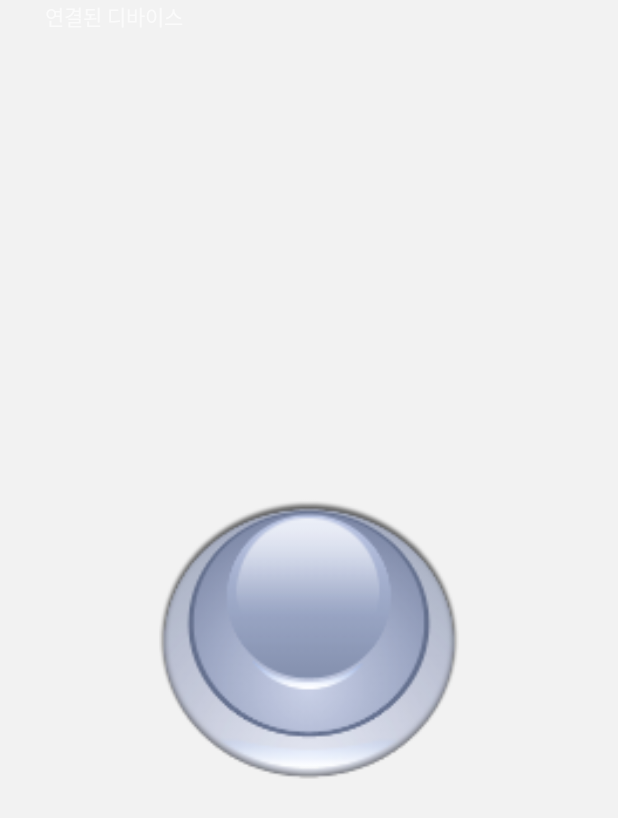
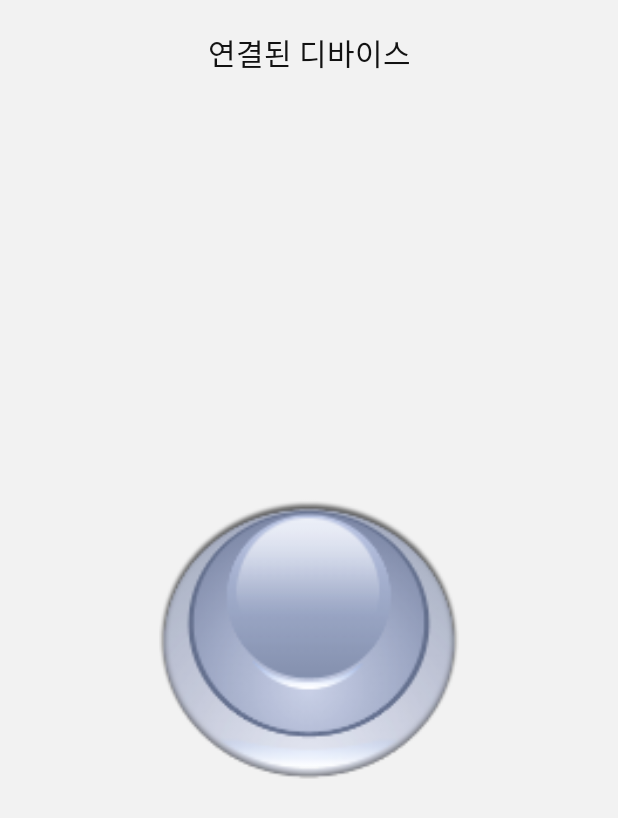
Before and after one commit to kjo6152/JmodBt1, an Android app: the MainActivity screen opened directly, with no data from a screen before it, on a phone screen of 412 x 824 dp. Shown: the top 818 px of the screen. Run offline under Robolectric (Android 15) with nearby library versions, the phone set to English and light mode, and no system bars; 1 statement that could not run was skipped.

Commit message:
예외처리 추가

```diff
--- a/Android/app/src/main/java/kr/ac/uos/jmodbt1/android/ApplicationContext.java
+++ b/Android/app/src/main/java/kr/ac/uos/jmodbt1/android/ApplicationContext.java
@@ -24,6 +24,8 @@ public class ApplicationContext extends Application {
     public void onTerminate() {
         super.onTerminate();
 
+        mBluetoothManager.tearDown();
+
         Log.i(tag,"onTerminate");
     }
 
--- /dev/null
+++ b/Android/app/src/main/java/kr/ac/uos/jmodbt1/android/BackPressCloseHandler.java
@@ -0,0 +1,42 @@
+package kr.ac.uos.jmodbt1.android;
+
+import android.app.Activity;
+import android.view.Gravity;
+import android.widget.TextView;
+import android.widget.Toast;
+
+/**
+ * Created by jiwon on 2015-12-17.
+ */
+public class BackPressCloseHandler {
+    private long backKeyPressedTime = 0;
+    private Toast toast;
+
+    private Activity activity;
+
+    public BackPressCloseHandler(Activity context) {
+        this.activity = context;
+    }
+
+    public void onBackPressed() {
+        if (System.currentTimeMillis() > backKeyPressedTime + 2000) {
+            backKeyPressedTime = System.currentTimeMillis();
+            showGuide();
+            return;
+        }
+        if (System.currentTimeMillis() <= backKeyPressedTime + 2000) {
+            BluetoothManager mBluetoothManager = ((ApplicationContext)activity.getApplication()).getBluetoothManager();
+            mBluetoothManager.tearDown();
+            activity.finish();
+            toast.cancel();
+        }
+    }
+
+    public void showGuide() {
+        toast = Toast.makeText(activity,
+                "\'뒤로\'버튼을 한번 더 누르시면\r\n연결을 종료합니다.", Toast.LENGTH_SHORT);
+        TextView v = (TextView) toast.getView().findViewById(android.R.id.message);
+        if( v != null) v.setGravity(Gravity.CENTER);
+        toast.show();
+    }
+}
--- a/Android/app/src/main/java/kr/ac/uos/jmodbt1/android/MainActivity.java
+++ b/Android/app/src/main/java/kr/ac/uos/jmodbt1/android/MainActivity.java
@@ -1,34 +1,89 @@
 package kr.ac.uos.jmodbt1.android;
 
 import android.app.Activity;
+import android.bluetooth.BluetoothDevice;
+import android.content.Intent;
 import android.os.Bundle;
 import android.util.Log;
+import android.view.KeyEvent;
 import android.view.View;
 import android.widget.ImageButton;
+import android.widget.ImageView;
+import android.widget.TextView;
+import android.widget.Toast;
 
 
 public class MainActivity extends Activity implements View.OnClickListener {
     private static final String tag = MainActivity.class.getName();
 
-    BluetoothManager bluetoothManager;
+    BluetoothManager mBluetoothManager;
+    ImageView status;
+    ImageView refresh;
+    TextView deviceName;
 
     @Override
     protected void onCreate(Bundle savedInstanceState) {
         super.onCreate(savedInstanceState);
         setContentView(R.layout.activity_main);
 
-        bluetoothManager = ((ApplicationContext)getApplication()).getBluetoothManager();
+        mBluetoothManager = ((ApplicationContext)getApplication()).getBluetoothManager();
+        ((ImageButton) findViewById(R.id.main_led_button)).setOnClickListener(this);
 
-        ((ImageButton) findViewById(R.id.led_button)).setOnClickListener(this);
+        status = ((ImageView) findViewById(R.id.main_status));
+        refresh = ((ImageView) findViewById(R.id.main_refresh));
+        deviceName = ((TextView) findViewById(R.id.main_device_name));
 
+        refresh.setOnClickListener(this);
+        backPressCloseHandler = new BackPressCloseHandler(this);
     }
+
+    @Override
+    protected void onResume() {
+        super.onResume();
+
+        deviceName.setText(mBluetoothManager.getSelectedDevice().getName());
+        mBluetoothManager.setCallback(callback);
+    }
+
+    @Override
+    protected void onPause() {
+        super.onPause();
+
+        mBluetoothManager.removetCallback();
+    }
+
+    private BackPressCloseHandler backPressCloseHandler;
+
+    @Override
+    public void onBackPressed() {
+        backPressCloseHandler.onBackPressed();
+    }
+
+
+    BluetoothManager.BluetoothCallback callback = new BluetoothManager.BluetoothCallback(){
+        @Override
+        public void connect(BluetoothDevice device, boolean ret) {
+            Log.i(tag, "connect");
+            //if(bluetoothManager.isEanbled())status.setImageAlpha(0);
+        }
+
+        @Override
+        public void disconnect(BluetoothDevice device) {
+            Log.i(tag, "disconnect");
+            //if(bluetoothManager.isEanbled())status.setImageAlpha(0);
+        }
+    };
 
     @Override
     public void onClick(View v) {
         switch (v.getId()) {
-            case R.id.led_button:
+            case R.id.main_led_button:
                 Log.i(tag, "button pressed");
-                bluetoothManager.sendMessage(1);
+                mBluetoothManager.sendMessage(1);
+                break;
+            case R.id.main_refresh:
+                Log.i(tag, "refresh pressed");
+                mBluetoothManager.connect(mBluetoothManager.getSelectedDevice());
                 break;
         }
     }
--- a/Android/app/src/main/res/layout/activity_main.xml
+++ b/Android/app/src/main/res/layout/activity_main.xml
@@ -6,25 +6,32 @@
     <!-- 상태창 영역 -->
     <RelativeLayout
         android:layout_width="match_parent"
-        android:layout_height="30dp">
+        android:layout_height="70dp">
 
         <!-- 연결 상태 -->
         <ImageView
-            android:layout_width="30dp"
+            android:id="@+id/main_status"
+            android:layout_width="60dp"
             android:layout_height="match_parent" />
 
         <!-- 디바이스명 -->
         <TextView
+            android:id="@+id/main_device_name"
             android:layout_width="match_parent"
             android:layout_height="match_parent"
-            android:layout_marginLeft="30dp"
-            android:layout_marginRight="30dp"
+            android:layout_marginLeft="60dp"
+            android:layout_marginRight="60dp"
+            android:gravity="center"
+            android:textSize="20sp"
+            android:textColor="#121212"
             android:text="연결된 디바이스"/>
 
         <!-- refresh -->
         <ImageView
-            android:layout_width="30dp"
+            android:id="@+id/main_refresh"
+            android:layout_width="60dp"
             android:layout_height="match_parent"
+            android:clickable="true"
             android:layout_alignParentRight="true"/>
 
 
@@ -37,7 +44,7 @@
         android:layout_marginTop="30dp">
 
         <ImageButton
-            android:id="@+id/led_button"
+            android:id="@+id/main_led_button"
             android:layout_width="200dp"
             android:layout_height="200dp"
             android:layout_centerInParent="true"
--- a/Android/app/src/main/res/layout/item_device_list.xml
+++ b/Android/app/src/main/res/layout/item_device_list.xml
@@ -5,6 +5,9 @@
     <TextView
         android:id="@+id/list_device_name"
         android:layout_width="match_parent"
-        android:layout_height="match_parent" />
+        android:layout_height="50dp"
+        android:text="device name"
+        android:gravity="center"
+        android:textSize="24sp"/>
 
 </LinearLayout>
```
Also changed, not shown: Android/app/src/main/java/kr/ac/uos/jmodbt1/android/BluetoothManager.java (+23 -15 lines), Android/app/src/main/java/kr/ac/uos/jmodbt1/android/DeviceListActivity.java (+43 -18 lines), 3 other files.
